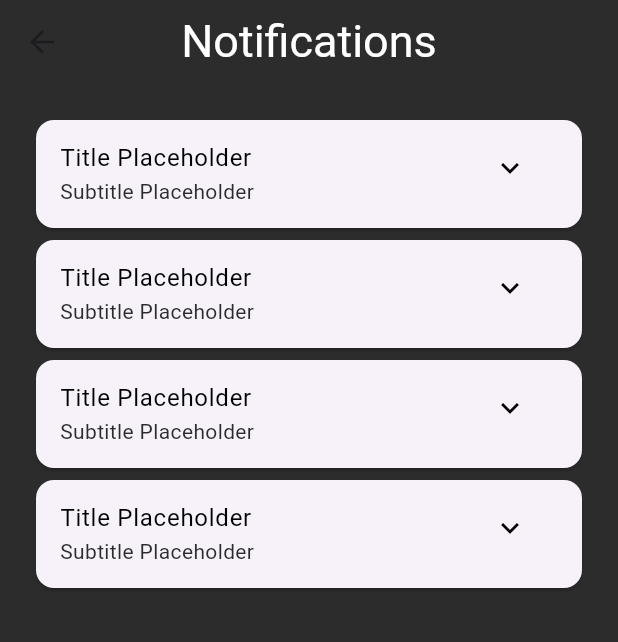
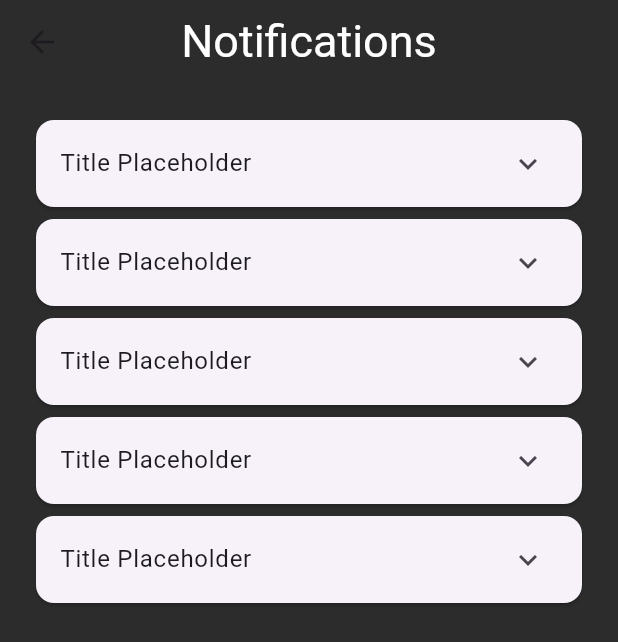
Before and after one commit to JonathanMarkovic/luxury-chauffeur, a Flutter app: the NotificationScreen screen opened by its route, on a phone screen of 412 x 824 dp. Shown: the top 642 px of the screen. Run offline on Flutter 3.47's test engine with Material 3 defaults, Android fonts, the phone set to English and light mode, and no system bars; our stand-ins replace cloud_firestore, firebase_auth, firebase_core, rxdart; accounts and stored records are empty.

Commit message:
Added collapsible notification placeholders

```diff
--- a/lib/notification_screen.dart
+++ b/lib/notification_screen.dart
@@ -9,6 +9,8 @@
 }
 
 class _NotificationScreenState extends State<NotificationScreen> {
+  String? _email;
+
   @override
   Widget build(BuildContext context) {
     return Scaffold(
@@ -16,7 +18,8 @@
         appBar: AppBar(
           backgroundColor: AppColors.darkBackground,
           centerTitle: true,
-        title: Text('Notifications', style: TextStyle(color: Colors.white, fontSize: 30),),
+          title: Text('Notifications',
+            style: TextStyle(color: Colors.white, fontSize: 30),),
         ),
         body: SingleChildScrollView(
           child: Padding(
@@ -24,61 +27,20 @@
               child:
               Column(
                 children: [
-                Card(
-                  child: ListTile(
-                    title: Text('Title Placeholder', style: TextStyle(color: Colors.black),),
-                    subtitle: Text('Subtitle Placeholder', style: TextStyle(color: AppColors.darkBackground),),
-                    trailing: Column(
-                      children: [
-                        IconButton(
-                            onPressed: () {},
-                            icon: Icon(Icons.expand_more, color: Colors.black,)
+                  _expandableNotifWidget(
+                    '$_email', 'Title Placeholder', 'Subtitle Placeholder'
                   ),
-                      ],
+                  _expandableNotifWidget(
+                    '$_email', 'Title Placeholder', 'Subtitle Placeholder'
                   ),
+                  _expandableNotifWidget(
+                    '$_email', 'Title Placeholder', 'Subtitle Placeholder'
                   ),
+                  _expandableNotifWidget(
+                    '$_email', 'Title Placeholder', 'Subtitle Placeholder'
                   ),
-                Card(
-                  child: ListTile(
-                    title: Text('Title Placeholder', style: TextStyle(color: Colors.black),),
-                    subtitle: Text('Subtitle Placeholder', style: TextStyle(color: AppColors.darkBackground),),
-                    trailing: Column(
-                      children: [
-                        IconButton(
-                            onPressed: () {},
-                            icon: Icon(Icons.expand_more, color: Colors.black,)
-                        ),
-                      ],
-                    ),
-                  ),
-                ),
-                Card(
-                  child: ListTile(
-                    title: Text('Title Placeholder', style: TextStyle(color: Colors.black),),
-                    subtitle: Text('Subtitle Placeholder', style: TextStyle(color: AppColors.darkBackground),),
-                    trailing: Column(
-                      children: [
-                        IconButton(
-                            onPressed: () {},
-                            icon: Icon(Icons.expand_more, color: Colors.black,)
-                        ),
-                      ],
-                    ),
-                  ),
-                ),
-                Card(
-                  child: ListTile(
-                    title: Text('Title Placeholder', style: TextStyle(color: Colors.black),),
-                    subtitle: Text('Subtitle Placeholder', style: TextStyle(color: AppColors.darkBackground),),
-                    trailing: Column(
-                      children: [
-                        IconButton(
-                            onPressed: () {},
-                            icon: Icon(Icons.expand_more, color: Colors.black,)
-                        ),
-                      ],
-                    ),
-                  ),
+                  _expandableNotifWidget(
+                    '$_email', 'Title Placeholder', 'Subtitle Placeholder'
                   ),
                 ],
               )
@@ -86,4 +48,22 @@
         )
     );
   }
+
+  Widget _expandableNotifWidget(String email, String title, String message) {
+    return Card(
+      child: ExpansionTile(
+        title: Text(
+          title,
+        ),
+        children: [
+          ListTile(
+            subtitle: Text(
+              "$message",
+              style: TextStyle(color: AppColors.darkBackground),
+            ),
+          ),
+        ],
+      ),
+    );
   }
+}
```
Also changed, not shown: lib/start_screen.dart (line endings or trailing spaces). Lines whose indentation alone changed are shown as unchanged.
